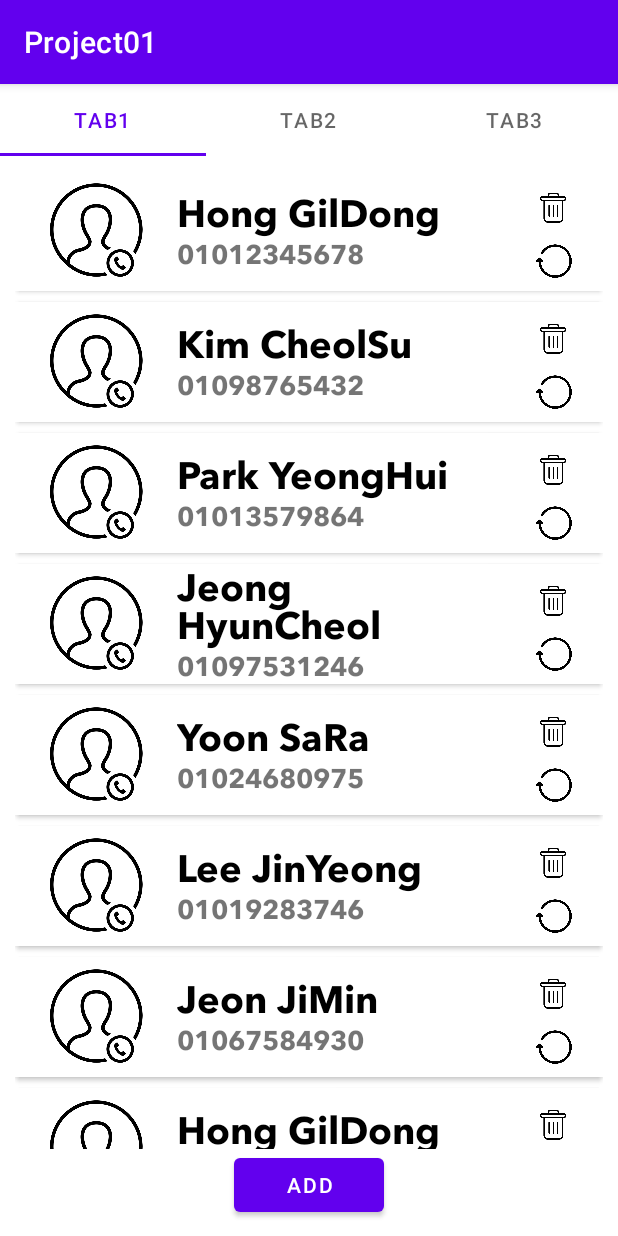
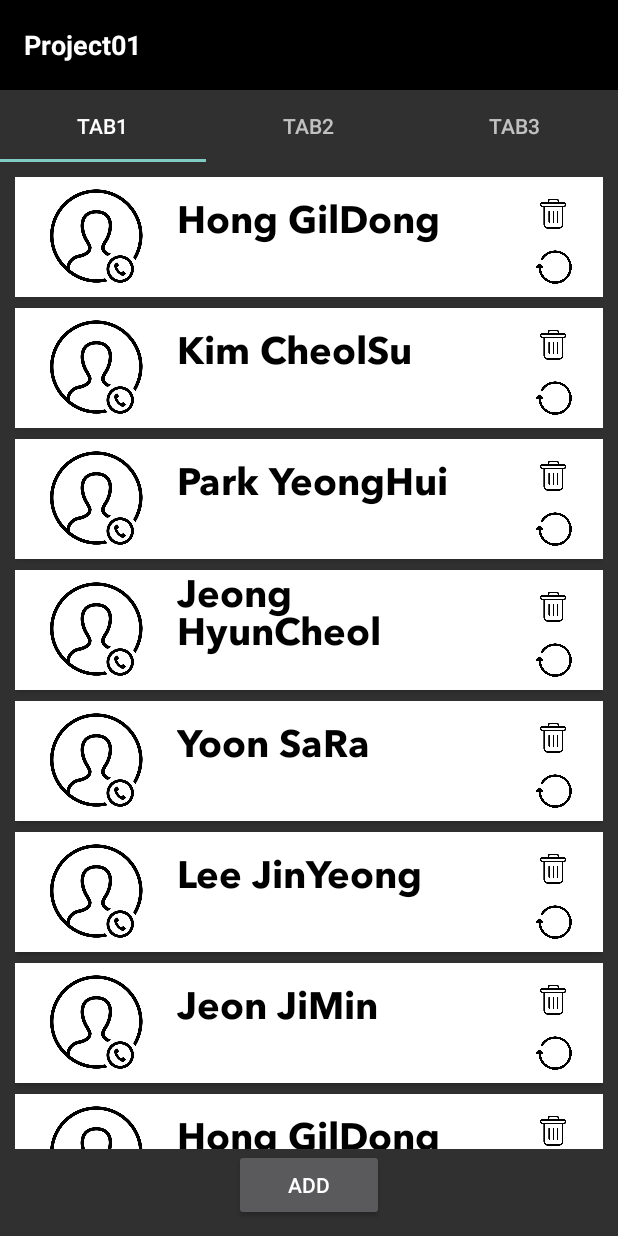
Before and after one commit to Flow-Week01/Project01, an Android app: the screen it shows after launch (MainActivity), on a phone screen of 412 x 824 dp. Run offline under Robolectric (Android 15) with nearby library versions, the phone set to English and light mode, and no system bars.

Commit message:
Custom toolbar added

```diff
--- a/app/src/main/AndroidManifest.xml
+++ b/app/src/main/AndroidManifest.xml
@@ -30,8 +30,7 @@
         </activity>
         <activity
             android:name=".FullImage"
-            android:label="@string/app_name"
-            android:theme="@style/Theme.Project01">
+            android:theme="@style/Theme.AppCompat.NoActionBar">
         </activity>
 
         <meta-data android:name="com.google.ar.core" android:value="required" />
--- a/app/src/main/java/com/example/project01/FullImage.java
+++ b/app/src/main/java/com/example/project01/FullImage.java
@@ -6,6 +6,8 @@ import android.os.Bundle;
 import android.util.Log;
 import android.view.MotionEvent;
 import android.view.View;
+import android.view.Window;
+import android.view.WindowManager;
 import android.widget.ImageSwitcher;
 import android.widget.ImageView;
 import android.widget.TextView;
@@ -22,6 +24,10 @@ public class FullImage extends Activity {
     @Override
     public void onCreate(Bundle savedInstanceState) {
         super.onCreate(savedInstanceState);
+
+        requestWindowFeature(Window.FEATURE_NO_TITLE);
+        this.getWindow().setFlags(WindowManager.LayoutParams.FLAG_FULLSCREEN,WindowManager.LayoutParams.FLAG_FULLSCREEN);
+
         setContentView(R.layout.full_image_view);
         textView = findViewById(R.id.image_location);
         Switch = (ImageSwitcher) findViewById(R.id.imageSwitcher);
--- a/app/src/main/java/com/example/project01/MainActivity.java
+++ b/app/src/main/java/com/example/project01/MainActivity.java
@@ -7,9 +7,14 @@ import androidx.fragment.app.FragmentPagerAdapter;
 import androidx.viewpager.widget.ViewPager;
 
 import android.Manifest;
+import android.app.ActionBar;
 import android.content.pm.PackageManager;
 import android.os.Bundle;
+import android.view.View;
+import android.view.Window;
+import android.view.WindowManager;
 import android.widget.Toast;
+import androidx.appcompat.widget.Toolbar;
 
 import com.google.android.material.tabs.TabLayout;
 
@@ -23,7 +28,13 @@ public class MainActivity extends AppCompatActivity {
     protected void onCreate(Bundle savedInstanceState) {
         setTheme(R.style.ThemeProject01);
         super.onCreate(savedInstanceState);
+
+        requestWindowFeature(Window.FEATURE_NO_TITLE);
+        this.getWindow().setFlags(WindowManager.LayoutParams.FLAG_FULLSCREEN,WindowManager.LayoutParams.FLAG_FULLSCREEN);
         setContentView(R.layout.activity_main);
+
+        Toolbar customToolbar = findViewById(R.id.customToolbar);
+        setSupportActionBar(customToolbar);
 
         tabLayout = findViewById(R.id.tablayout);
         viewPager = findViewById(R.id.viewpager);
--- a/app/src/main/res/layout/activity_main.xml
+++ b/app/src/main/res/layout/activity_main.xml
@@ -7,6 +7,34 @@
     android:orientation="vertical"
     tools:context=".MainActivity">
 
+    <androidx.appcompat.widget.Toolbar
+        android:id="@+id/customToolbar"
+        android:layout_width="match_parent"
+        android:layout_height="60dp"
+        android:background="@color/black"
+        android:minHeight="?attr/actionBarSize"
+        android:theme="?attr/actionBarTheme">
+
+        <androidx.constraintlayout.widget.ConstraintLayout
+            android:layout_width="match_parent"
+            android:layout_height="wrap_content"
+            android:background="@color/black"
+            android:orientation="horizontal">
+
+            <TextView
+                android:id="@+id/toolBarTitle"
+                android:layout_width="wrap_content"
+                android:layout_height="wrap_content"
+                android:text="Project01"
+                android:textColor="@color/white"
+                android:textSize="18sp"
+                android:textStyle="bold"
+                app:layout_constraintBottom_toBottomOf="parent"
+                app:layout_constraintStart_toStartOf="parent"
+                app:layout_constraintTop_toTopOf="parent" />
+
+        </androidx.constraintlayout.widget.ConstraintLayout>
+    </androidx.appcompat.widget.Toolbar>
 
     <com.google.android.material.tabs.TabLayout
         android:id="@+id/tablayout"
--- a/app/src/main/res/values/themes.xml
+++ b/app/src/main/res/values/themes.xml
@@ -1,6 +1,6 @@
 <resources xmlns:tools="http://schemas.android.com/tools">
     <!-- Base application theme. -->
-    <style name="ThemeProject01" parent="Theme.MaterialComponents.DayNight.DarkActionBar">
+    <style name="ThemeProject01" parent="Theme.AppCompat.NoActionBar">
         <!-- Primary brand color. -->
         <item name="colorPrimary">@color/purple_500</item>
         <item name="colorPrimaryVariant">@color/purple_700</item>
```
